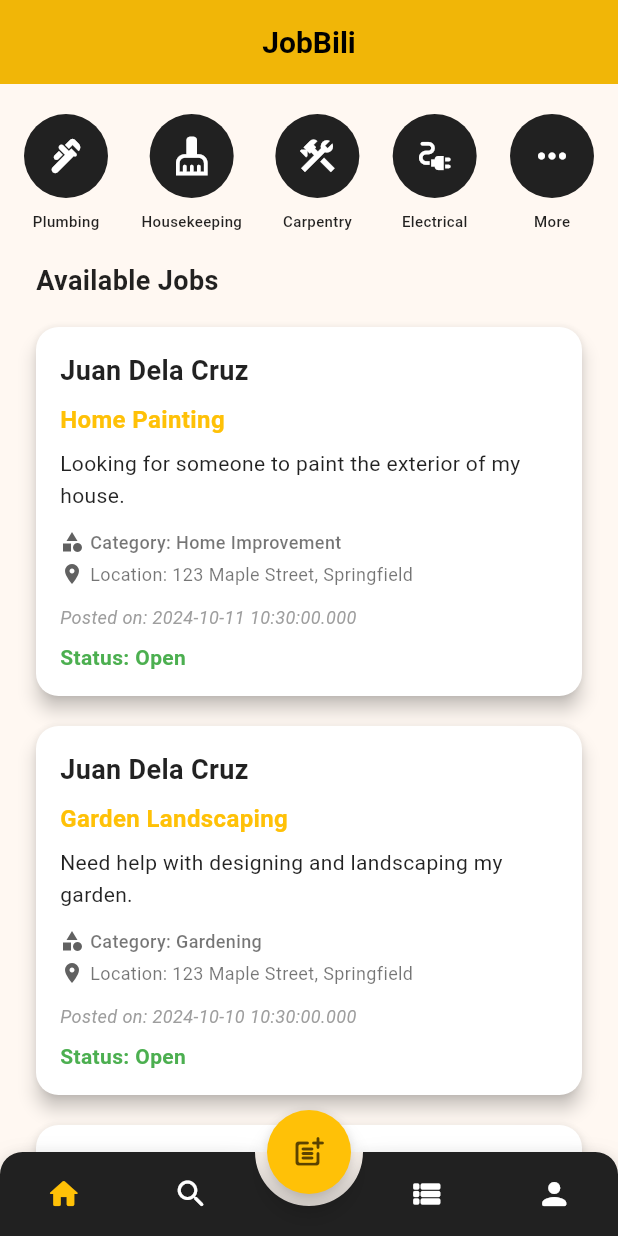
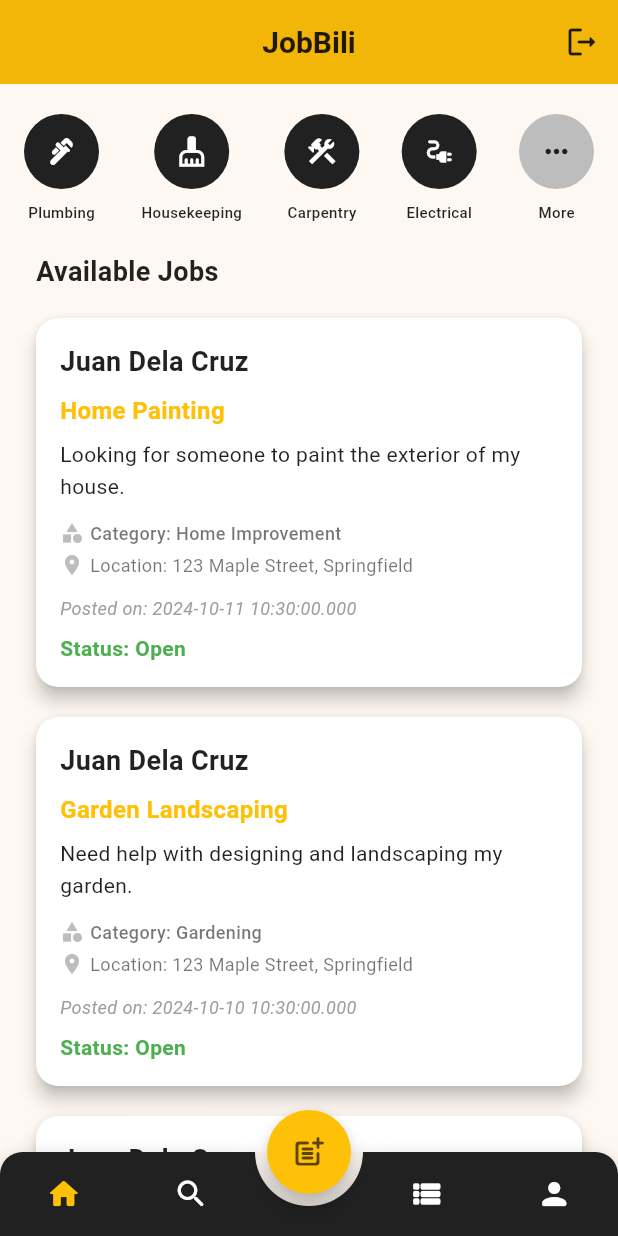
Before and after one commit to DirkSteven/JobBili, a Flutter app: the screen it shows after launch, on a phone screen of 412 x 824 dp. Run offline on Flutter 3.47's test engine with Material 3 defaults, Android fonts, the phone set to English and light mode, and no system bars; drawn by our look-alikes of animated_bottom_navigation_bar.

Commit message:
chore: code cleanup

```diff
--- a/lib/main.dart
+++ b/lib/main.dart
@@ -1,4 +1,5 @@
 import 'package:flutter/material.dart';
+import 'package:million_dollar_startup/styles/colors.dart';
 
 import 'main_nav.dart';
 
@@ -14,10 +15,10 @@ class MyApp extends StatelessWidget {
     return MaterialApp(
       debugShowCheckedModeBanner: false,
       theme: ThemeData(
-        colorScheme: ColorScheme.fromSeed(seedColor: Colors.amber),
+        colorScheme: ColorScheme.fromSeed(seedColor: AppColors.primaryYellow),
         useMaterial3: true,
       ),
-      home: MainNav(),
+      home: const MainNav(),
     );
   }
 }
--- a/lib/main_nav.dart
+++ b/lib/main_nav.dart
@@ -1,6 +1,7 @@
 import 'package:animated_bottom_navigation_bar/animated_bottom_navigation_bar.dart';
 import 'package:flutter/material.dart';
 import 'package:million_dollar_startup/pages/listings_page.dart';
+import 'package:million_dollar_startup/styles/colors.dart';
 
 import 'pages/home_page.dart';
 import 'pages/profile_page.dart';
@@ -24,10 +25,10 @@ class _MainNavState extends State<MainNav> {
   ];
 
   final List<Widget> pageList = <Widget>[
-    HomePage(),
-    SearchPage(),
-    ListingsPage(),
-    ProfilePage(),
+    const HomePage(),
+    const SearchPage(),
+    const ListingsPage(),
+    const ProfilePage(),
   ];
 
   @override
@@ -42,9 +43,9 @@ class _MainNavState extends State<MainNav> {
 
       floatingActionButton: FloatingActionButton(
         onPressed: (){},
-        shape: CircleBorder(),
-        backgroundColor: Colors.amber,
-        child: Icon(Icons.post_add_rounded),
+        shape: const CircleBorder(),
+        backgroundColor: AppColors.primaryYellow,
+        child: const Icon(Icons.post_add_rounded),
       ),
 
       bottomNavigationBar: AnimatedBottomNavigationBar(
@@ -59,9 +60,9 @@ class _MainNavState extends State<MainNav> {
         notchSmoothness: NotchSmoothness.defaultEdge,
         leftCornerRadius: 15.0,
         rightCornerRadius: 15.0,
-        backgroundColor: Colors.grey[900],
-        activeColor: Colors.amber,
-        inactiveColor: Colors.white,
+        backgroundColor: AppColors.primaryGrey,
+        activeColor: AppColors.primaryYellow,
+        inactiveColor: AppColors.primaryWhite,
       ),
     );
   }
--- a/lib/pages/home_page.dart
+++ b/lib/pages/home_page.dart
@@ -1,7 +1,8 @@
 import 'package:flutter/material.dart';
-import 'package:million_dollar_startup/widgets/service_post_card.dart';
+import 'package:million_dollar_startup/styles/colors.dart';
 import '../dummy/service_posts_data.dart';
-import '../widgets/header.dart';
+import '../widgets/custom_app_bar.dart';
+import '../widgets/service_post_card.dart';
 import '../widgets/services_icons.dart'; // Import the services_icons.dart file
 
 class HomePage extends StatelessWidget {
@@ -14,39 +15,38 @@ class HomePage extends StatelessWidget {
     }).toList();
 
     return Scaffold(
-      // Use CustomHeader as the AppBar
-      appBar: const CustomHeader(),
+      appBar: CustomAppBar(
+        title: "JobBili",
+        actions: [
+          IconButton(
+              icon: const Icon(Icons.logout_rounded, color: AppColors.primaryBlack), // Logout icon with matching color
+              onPressed: () {},
+            ),
+        ],
+      ),
 
        body: SingleChildScrollView(
         child: Column(
           crossAxisAlignment: CrossAxisAlignment.start,
           children: [
-            const ServicesIcons(), // ServicesIcons widget at the top
-            const SizedBox(height: 20), // Spacing
+            const ServicesIcons(),
+            const SizedBox(height: 20),
 
-            // "Available Jobs" section with custom styling
-            Padding(
-              padding: const EdgeInsets.symmetric(horizontal: 16.0),
-              child: Row(
-                children: const [
-                  SizedBox(width: 8),
-                  Text(
-                    "Available Jobs",
-                    style: TextStyle(
-                      fontSize: 18,
-                      fontWeight: FontWeight.bold,
-                      color: Colors.black87, // Darker color for heading
-                    ),
-                  ),
-                ],
+            const Padding(
+              padding: EdgeInsets.symmetric(horizontal: 24.0),
+              child: Text(
+                "Available Jobs",
+                style: TextStyle(
+                  fontSize: 18,
+                  fontWeight: FontWeight.bold,
+                  color: AppColors.primaryFontColorBlack,
+                ),
               ),
             ),
 
-
-            // Service Post Cards
             ListView.builder(
               shrinkWrap: true,
-              physics: const NeverScrollableScrollPhysics(), // Disable scrolling of ListView (already inside a SingleChildScrollView)
+              physics: const NeverScrollableScrollPhysics(),
               padding: const EdgeInsets.all(8),
               itemCount: servicePostCards.length,
               itemBuilder: (context, index) {
--- /dev/null
+++ b/lib/styles/colors.dart
@@ -0,0 +1,18 @@
+import 'package:flutter/material.dart';
+
+class AppColors {
+  AppColors._();
+
+  static const Color primaryYellow = Colors.amber;
+  static final Color primaryGrey = Colors.grey[900]!;
+  static const Color primaryBlack = Colors.black87;
+  static const Color primaryWhite = Colors.white;
+  static final Color secondaryGrey = Colors.grey[400]!;
+
+  static const Color primaryFontColorBlack = Colors.black87;
+  static const Color primaryFontColorGrey = Colors.grey;
+  static const Color primaryFontColorGreen = Colors.green;
+  static const Color primaryFontColorRed = Colors.red;
+  static const Color secondaryFontColorGrey = Colors.black54;
+
+}
--- /dev/null
+++ b/lib/widgets/custom_app_bar.dart
@@ -0,0 +1,31 @@
+import 'package:flutter/material.dart';
+import 'package:million_dollar_startup/styles/colors.dart';
+
+class CustomAppBar extends StatelessWidget implements PreferredSizeWidget {
+  final String title;
+  final List<Widget>? actions;
+
+  const CustomAppBar({required this.title, this.actions, super.key});
+
+  @override
+  Widget build(BuildContext context) {
+    return AppBar(
+      title: Text(
+        title,
+        style: const TextStyle(
+          fontSize: 20,
+          fontWeight: FontWeight.bold,
+          color: AppColors.primaryFontColorBlack,
+        ),
+      ),
+      centerTitle: true,
+      backgroundColor: AppColors.primaryYellow,
+      elevation: 5,
+
+      actions: actions,
+    );
+  }
+
+  @override
+  Size get preferredSize => const Size.fromHeight(56.0);
+}
--- a/lib/widgets/header.dart
+++ /dev/null
@@ -1,25 +0,0 @@
-import 'package:flutter/material.dart';
-
-class CustomHeader extends StatelessWidget implements PreferredSizeWidget {
-  const CustomHeader({super.key});
-
-  @override
-  Widget build(BuildContext context) {
-    return AppBar(
-      title: const Text(
-        'JobBili',
-        style: TextStyle(
-          fontSize: 20,
-          fontWeight: FontWeight.bold,
-          color: Colors.black,
-        ),
-      ),
-      centerTitle: true, // Center the title
-      backgroundColor: Colors.amber, // Amber background for app bar
-      elevation: 5, // Optional: Slight shadow effect
-    );
-  }
-
-  @override
-  Size get preferredSize => const Size.fromHeight(56.0); // Standard AppBar height
-}
--- a/lib/widgets/service_post_card.dart
+++ b/lib/widgets/service_post_card.dart
@@ -1,4 +1,5 @@
 import 'package:flutter/material.dart';
+import 'package:million_dollar_startup/styles/colors.dart';
 import '../models/service_post.dart';
 
 class ServicePostCard extends StatefulWidget {
@@ -15,60 +16,57 @@ class _ServicePostCardState extends State<ServicePostCard> {
   Widget build(BuildContext context) {
     return Card(
       shape: RoundedRectangleBorder(
-        borderRadius: BorderRadius.circular(15), // Rounded corners
+        borderRadius: BorderRadius.circular(15),
       ),
       margin: const EdgeInsets.symmetric(horizontal: 16, vertical: 10),
-      elevation: 5, // Adds shadow
-      color: Colors.white, // Background color for the card
+      elevation: 5,
+      color: Colors.white,
       child: Padding(
         padding: const EdgeInsets.all(16.0),
         child: Column(
           crossAxisAlignment: CrossAxisAlignment.start,
           children: [
-            // User Display Name with Styling
+
             Text(
               widget.servicePostData.userDisplayName,
               style: const TextStyle(
                 fontSize: 18,
                 fontWeight: FontWeight.bold,
-                color: Colors.black87, // Slightly softer black
+                color: AppColors.primaryFontColorBlack,
               ),
             ),
             const SizedBox(height: 8),
 
-            // Service Title
             Text(
               widget.servicePostData.title,
               style: const TextStyle(
                 fontSize: 16,
                 fontWeight: FontWeight.bold,
-                color: Colors.amber,
+                color: AppColors.primaryYellow,
               ),
             ),
             const SizedBox(height: 8),
 
-            // Service Description
             Text(
               widget.servicePostData.content,
               style: const TextStyle(
                 fontSize: 14,
-                color: Colors.black87,
-                height: 1.5, // Increases line height for readability
+                color: AppColors.primaryFontColorBlack,
+                height: 1.5,
               ),
             ),
             const SizedBox(height: 12),
 
-            // Category and Location
             Row(
               children: [
-                Icon(Icons.category, size: 16, color: Colors.grey[700]),
+                Icon(Icons.category, size: 16, color: AppColors.secondaryGrey),
                 const SizedBox(width: 4),
                 Text(
                   'Category: ${widget.servicePostData.category}',
                   style: const TextStyle(
                     fontSize: 12,
                     fontWeight: FontWeight.w500,
-                    color: Colors.black54,
+                    color: AppColors.secondaryFontColorGrey,
                   ),
                 ),
               ],
@@ -77,36 +75,34 @@ class _ServicePostCardState extends State<ServicePostCard> {
 
             Row(
               children: [
-                Icon(Icons.location_on, size: 16, color: Colors.grey[700]),
+                Icon(Icons.location_on, size: 16, color: AppColors.secondaryGrey),
                 const SizedBox(width: 4),
                 Text(
                   'Location: ${widget.servicePostData.location}',
                   style: const TextStyle(
                     fontSize: 12,
-                    color: Colors.black54,
+                    color: AppColors.secondaryFontColorGrey,
                   ),
                 ),
               ],
             ),
             const SizedBox(height: 12),
 
-            // Date of Posting
             Text(
               'Posted on: ${widget.servicePostData.dateTime}',
               style: const TextStyle(
                 fontSize: 12,
-                color: Colors.grey,
+                color: AppColors.primaryFontColorGrey,
                 fontStyle: FontStyle.italic,
               ),
             ),
             const SizedBox(height: 8),
 
-            // Status (Open/Closed)
             Text(
               widget.servicePostData.isOpen ? 'Status: Open' : 'Status: Closed',
               style: TextStyle(
                 fontSize: 14,
-                color: widget.servicePostData.isOpen ? Colors.green : Colors.red,
+                color: widget.servicePostData.isOpen ? AppColors.primaryFontColorGreen : AppColors.primaryFontColorRed,
                 fontWeight: FontWeight.bold,
               ),
             ),
--- a/lib/widgets/services_icons.dart
+++ b/lib/widgets/services_icons.dart
@@ -1,48 +1,52 @@
 import 'package:flutter/material.dart';
+import 'package:million_dollar_startup/styles/colors.dart';
 
 class ServicesIcons extends StatelessWidget {
   const ServicesIcons({super.key});
 
   @override
   Widget build(BuildContext context) {
+
     return Container(
-      margin: const EdgeInsets.fromLTRB(0, 20, 0, 0),
+      margin: const EdgeInsets.only(top: 20),
       child: Padding(
         padding: const EdgeInsets.symmetric(horizontal: 16.0),
         child: Row(
           mainAxisAlignment: MainAxisAlignment.spaceBetween,
           children: [
-            _buildServiceItem(Icons.plumbing, "Plumbing"),
-            _buildServiceItem(Icons.cleaning_services, "Housekeeping"),
-            _buildServiceItem(Icons.construction, "Carpentry"),
-            _buildServiceItem(Icons.electrical_services, "Electrical"),
-            _buildServiceItem(Icons.more_horiz, "More"),
+            _buildServiceItem(Icons.plumbing, "Plumbing", AppColors.primaryWhite, AppColors.primaryGrey),
+            _buildServiceItem(Icons.cleaning_services, "Housekeeping", AppColors.primaryWhite, AppColors.primaryGrey),
+            _buildServiceItem(Icons.construction, "Carpentry", AppColors.primaryWhite, AppColors.primaryGrey),
+            _buildServiceItem(Icons.electrical_services, "Electrical", AppColors.primaryWhite, AppColors.primaryGrey),
+            _buildServiceItem(Icons.more_horiz, "More", AppColors.primaryGrey, AppColors.secondaryGrey),
           ],
         ),
       ),
     );
   }
 
-  Widget _buildServiceItem(IconData iconData, String label) {
+  Widget _buildServiceItem(IconData iconData, String label, Color iconColor, Color bgColor) {
     return Column(
       mainAxisSize: MainAxisSize.min,
       children: [
         CircleAvatar(
-          radius: 28,
-          backgroundColor: Colors.grey[900],
+          radius: 25,
+          backgroundColor: bgColor,
           child: Icon(
             iconData,
-            size: 28,
-            color: Colors.white,
+            size: 22,
+            color: iconColor,
           ),
         ),
-        SizedBox(height: 8),
+
+        const SizedBox(height: 8),
+
         Text(
           label,
-          style: TextStyle(
+          style: const TextStyle(
             fontSize: 10,
             fontWeight: FontWeight.w500,
-            color: Colors.black87,
+            color: AppColors.primaryFontColorBlack,
           ),
         ),
       ],
```
